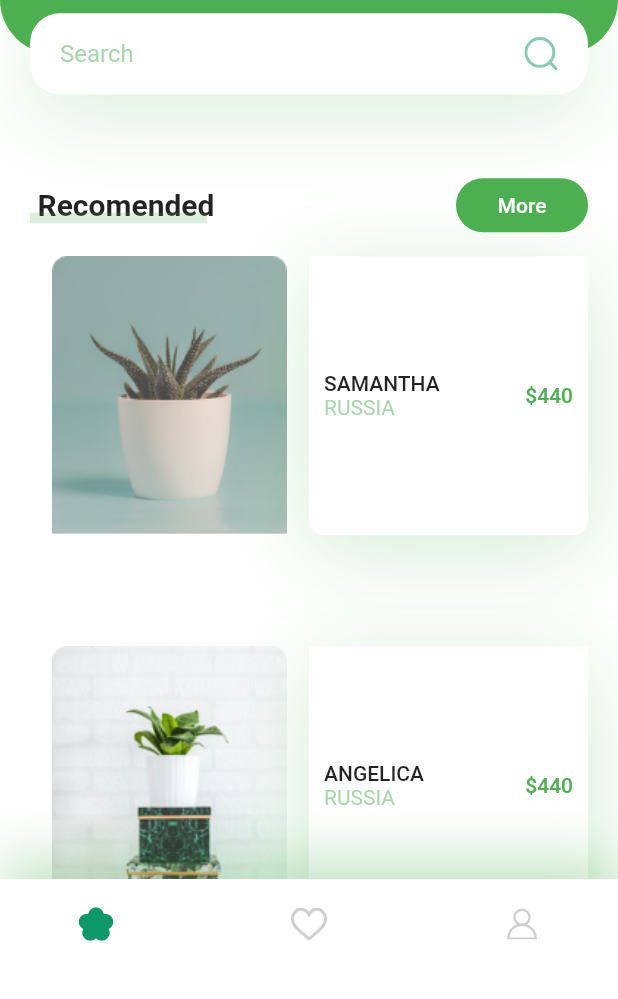
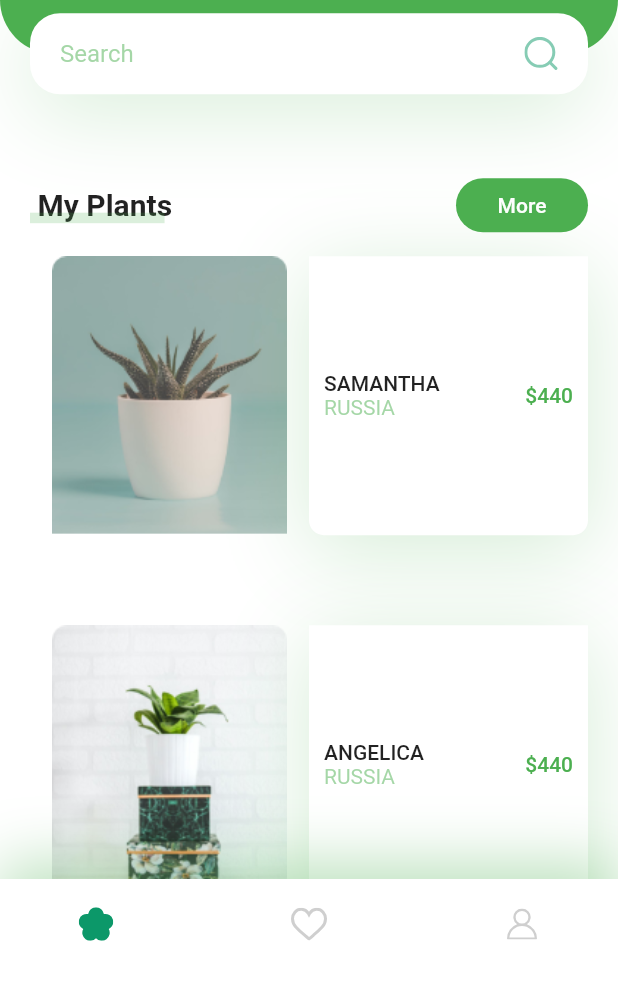
Before and after one commit to Habiba-Naeem/Greenify, a Flutter app: the HomeScreen screen opened by its route, on a phone screen of 412 x 824 dp, the part 237-1236 px from its top. Run offline on Flutter 3.47's test engine with Material 2 defaults, Android fonts, the phone set to English and light mode, and no system bars; our stand-ins replace flutter_spinkit, flutter_svg.

Commit message:
changed layout of homescreen'

```diff
--- a/lib/screens/home/components/body.dart
+++ b/lib/screens/home/components/body.dart
@@ -18,7 +18,7 @@ class Body extends StatelessWidget {
           crossAxisAlignment: CrossAxisAlignment.start,
           children: <Widget>[
             HeaderWithSearchBox(size: size),
-            TitleWithMoreBtn(title: "Recomended", press: () {}),
+            TitleWithMoreBtn(title: "My Plants", press: () {}),
             UsersPlants(),
             TitleWithMoreBtn(title: "Featured Plants", press: () {}),
             FeaturedPlants(),
--- a/lib/screens/home/components/user_plants.dart
+++ b/lib/screens/home/components/user_plants.dart
@@ -46,7 +46,14 @@ class UsersPlants extends StatelessWidget {
             title: "Samantha",
             country: "Russia",
             price: 440,
-            press: () {},
+            press: () {
+              Navigator.push(
+                context,
+                MaterialPageRoute(
+                  builder: (context) => DetailsScreen(),
+                ),
+              );
+            },
           ),
         ],
       ),
@@ -78,13 +85,9 @@ class UserPlantCard extends StatelessWidget {
         top: kDefaultPadding / 2,
         bottom: kDefaultPadding * 2.5,
       ),
-        //width: size.width * 0.4,
-        child: Container(
-          height: 200,
       child: GridView.count(
         crossAxisCount: 2,
         shrinkWrap: true,
-            scrollDirection: Axis.vertical,
         children: <Widget>[
           Image.asset(image),
           GestureDetector(
@@ -136,59 +139,6 @@ class UserPlantCard extends StatelessWidget {
           )
         ],
       ),
-        )
-        /* Column(
-        children: <Widget>[
-          Image.asset(image),
-          GestureDetector(
-            onTap: press,
-            child: Container(
-              padding: EdgeInsets.all(kDefaultPadding / 2),
-              decoration: BoxDecoration(
-                color: Colors.white,
-                borderRadius: BorderRadius.only(
-                  bottomLeft: Radius.circular(10),
-                  bottomRight: Radius.circular(10),
-                ),
-                boxShadow: [
-                  BoxShadow(
-                    offset: Offset(0, 10),
-                    blurRadius: 50,
-                    color: kPrimaryColor.withOpacity(0.23),
-                  ),
-                ],
-              ),
-              child: Row(
-                children: <Widget>[
-                  RichText(
-                    text: TextSpan(
-                      children: [
-                        TextSpan(
-                            text: "$title\n".toUpperCase(),
-                            style: Theme.of(context).textTheme.button),
-                        TextSpan(
-                          text: "$country".toUpperCase(),
-                          style: TextStyle(
-                            color: kPrimaryColor.withOpacity(0.5),
-                          ),
-                        ),
-                      ],
-                    ),
-                  ),
-                  Spacer(),
-                  Text(
-                    '\$$price',
-                    style: Theme.of(context)
-                        .textTheme
-                        .button
-                        .copyWith(color: kPrimaryColor),
-                  )
-                ],
-              ),
-            ),
-          )
-        ],
-      ), */
     );
   }
 }
```
Lines whose indentation alone changed are shown as unchanged.
